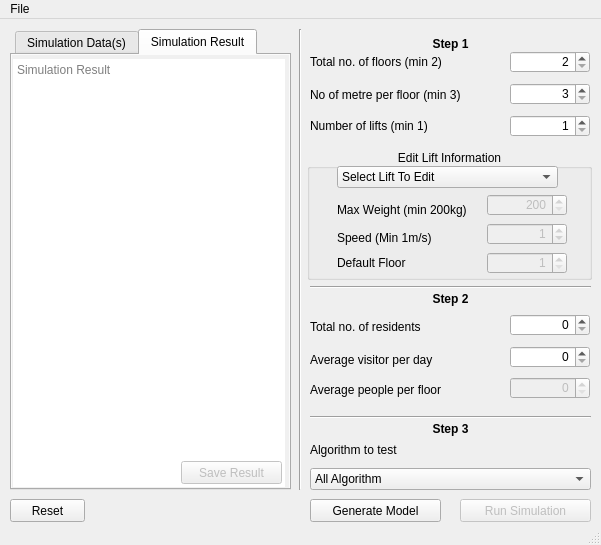
The window that mainwindow.ui (liftlab/LEVAX) describes before a commit, drawn with Qt 5.
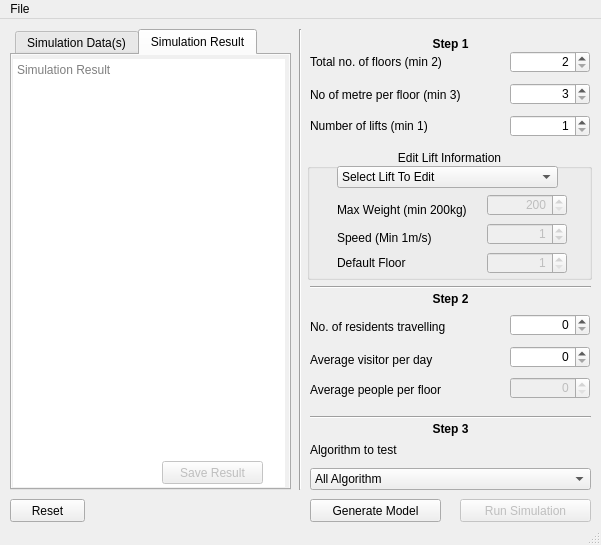
The same window after the commit. The open tabs and pages were chosen to show the change. Icons and pictures are not drawn.

Patch:
```diff
--- a/mainwindow.ui
+++ b/mainwindow.ui
@@ -178,7 +178,7 @@
      </rect>
     </property>
     <property name="text">
-     <string>Total no. of residents</string>
+     <string>No. of residents travelling</string>
     </property>
    </widget>
    <widget class="QComboBox" name="algoCombo">
@@ -453,7 +453,7 @@
       </property>
       <property name="geometry">
        <rect>
-        <x>169</x>
+        <x>150</x>
         <y>406</y>
         <width>101</width>
         <height>23</height>
```
